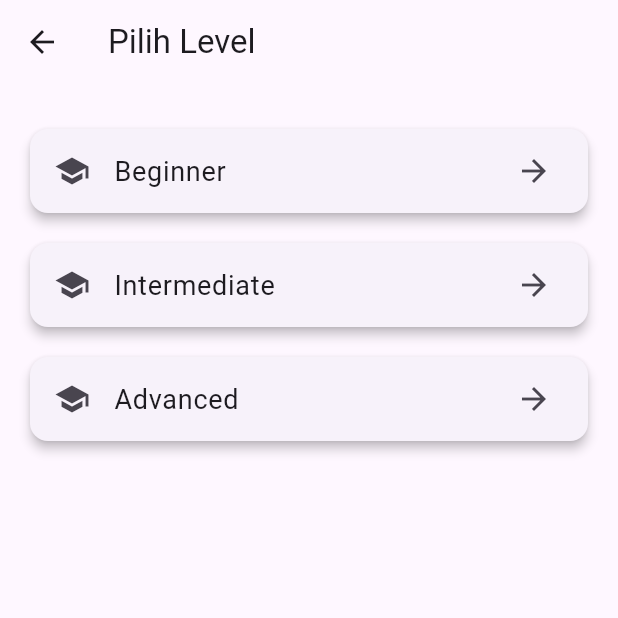
After one commit to suryo/mylingo_flutter, a Flutter app: the ChooseLevelScreen screen opened by its route, after a tap on "Beginner", after a tap on "🎯 Pilih Level", on a phone screen of 412 x 824 dp, the top half of it. The commit adds this screen. Run offline on Flutter 3.47's test engine with Material 3 defaults, Android fonts, the phone set to English and light mode, and no system bars; our stand-ins replace audioplayers, shared_preferences, speech_to_text; accounts and stored records are empty.

Commit message:
create choose level screens

```diff
--- a/lib/main.dart
+++ b/lib/main.dart
@@ -4,6 +4,7 @@ import 'screens/login_screen.dart';
 import 'screens/register_screen.dart';
 import 'screens/dashboard_screen.dart';
 import 'screens/intro_screen.dart';
+import 'screens/choose_level_screen.dart';
 
 void main() {
   runApp(MyLingoApp());
--- /dev/null
+++ b/lib/screens/choose_level_screen.dart
@@ -0,0 +1,41 @@
+import 'package:flutter/material.dart';
+import 'package:shared_preferences/shared_preferences.dart';
+
+class ChooseLevelScreen extends StatelessWidget {
+  final List<String> levels = ["Beginner", "Intermediate", "Advanced"];
+
+  Future<void> _saveLevel(BuildContext context, String level) async {
+    final prefs = await SharedPreferences.getInstance();
+    await prefs.setString('level', level);
+    ScaffoldMessenger.of(context).showSnackBar(
+      SnackBar(content: Text("Level \"$level\" disimpan!")),
+    );
+
+    // Kembali ke dashboard setelah pemilihan
+    Navigator.pushReplacementNamed(context, '/dashboard');
+  }
+
+  @override
+  Widget build(BuildContext context) {
+    return Scaffold(
+      appBar: AppBar(title: Text("Pilih Level")),
+      body: Padding(
+        padding: const EdgeInsets.all(20.0),
+        child: Column(
+          children: levels.map((level) {
+            return Card(
+              elevation: 3,
+              margin: EdgeInsets.symmetric(vertical: 10),
+              child: ListTile(
+                leading: Icon(Icons.school),
+                title: Text(level, style: TextStyle(fontSize: 18)),
+                trailing: Icon(Icons.arrow_forward),
+                onTap: () => _saveLevel(context, level),
+              ),
+            );
+          }).toList(),
+        ),
+      ),
+    );
+  }
+}
```
